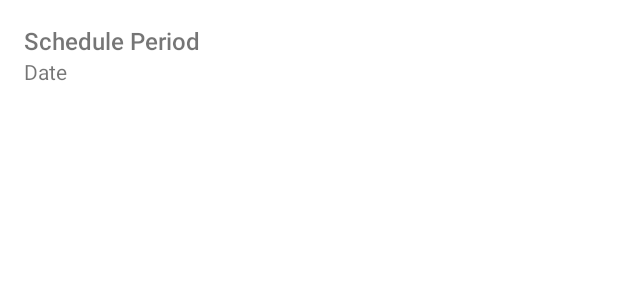
After one commit to abjeet16/collegeManagment_student_android, an Android app: the layout item_subject_absent_attendance.xml on its own in the app's theme, with its tools: preview values and no code run, on a phone screen of 412 x 824 dp. The commit adds this screen. Shown: the top 300 px of the screen. Run offline under Robolectric (Android 15) with nearby library versions, the phone set to English and light mode, and no system bars.

Commit message:
added absent dates to subject

```diff
--- a/app/src/main/java/com/example/attendanceappstudent/helper/ApiLinkHelper.kt
+++ b/app/src/main/java/com/example/attendanceappstudent/helper/ApiLinkHelper.kt
@@ -14,4 +14,8 @@ class ApiLinkHelper {
     fun getStudentAttendanceApiUri(): String? {
         return BASE_URL+"student/my_overall_attendences"
     }
+
+    fun getSubjectAbsentDetailsApiUri(subjectId: Int): String? {
+        return BASE_URL+"student/subject/${subjectId}/absents"
+    }
 }
--- a/app/src/main/java/com/example/attendanceappstudent/ui/home/HomeFragment.kt
+++ b/app/src/main/java/com/example/attendanceappstudent/ui/home/HomeFragment.kt
@@ -124,8 +124,8 @@ class HomeFragment : Fragment() {
         }
     }
     fun onClickListener(subjectId: Int){
-        val action = HomeFragmentDirections.actionNavHomeToSubjectAbsentFragment(subjectId)
-        requireActivity().findNavController(R.id.nav_home).navigate(action)
+        val action = HomeFragmentDirections.actionHomeToSubjectAbsentFragment(subjectId)
+        requireActivity().findNavController(R.id.nav_host_fragment_content_main).navigate(action)
     }
 
     override fun onDestroyView() {
--- /dev/null
+++ b/app/src/main/res/layout/item_subject_absent_attendance.xml
@@ -0,0 +1,22 @@
+<!-- item_subject_absent_attendance.xml -->
+<LinearLayout xmlns:android="http://schemas.android.com/apk/res/android"
+    android:layout_width="match_parent"
+    android:layout_height="wrap_content"
+    android:orientation="vertical"
+    android:padding="16dp">
+
+    <TextView
+        android:id="@+id/tvSchedulePeriod"
+        android:layout_width="wrap_content"
+        android:layout_height="wrap_content"
+        android:text="Schedule Period"
+        android:textSize="16sp"
+        android:fontFamily="sans-serif-medium"/>
+
+    <TextView
+        android:id="@+id/tvDate"
+        android:layout_width="wrap_content"
+        android:layout_height="wrap_content"
+        android:text="Date"
+        android:textSize="14sp"/>
+</LinearLayout>
```
Also changed, not shown: app/src/main/java/com/example/attendanceappstudent/adapter/SubjectAbsentAttendanceAdapter.kt (added, +32 -0 lines), app/src/main/java/com/example/attendanceappstudent/data_class/SubjectAndDateDTO.kt (added, +13 -0 lines), app/src/main/java/com/example/attendanceappstudent/network/ApiClient.kt (+45 -0 lines), app/src/main/java/com/example/attendanceappstudent/ui/subjectAbsent/SubjectAbsentFragment.kt (+36 -0 lines), app/src/main/res/layout/fragment_subject_absent.xml (+11 -7 lines), app/src/main/res/navigation/mobile_navigation.xml (+2 -6 lines).
